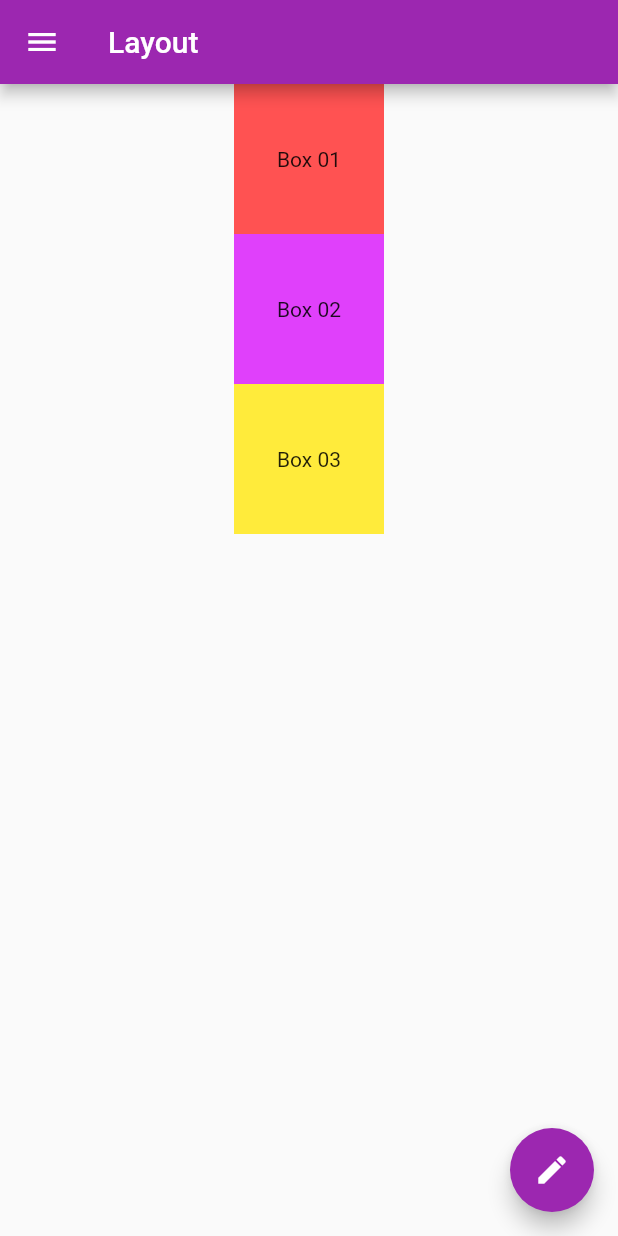
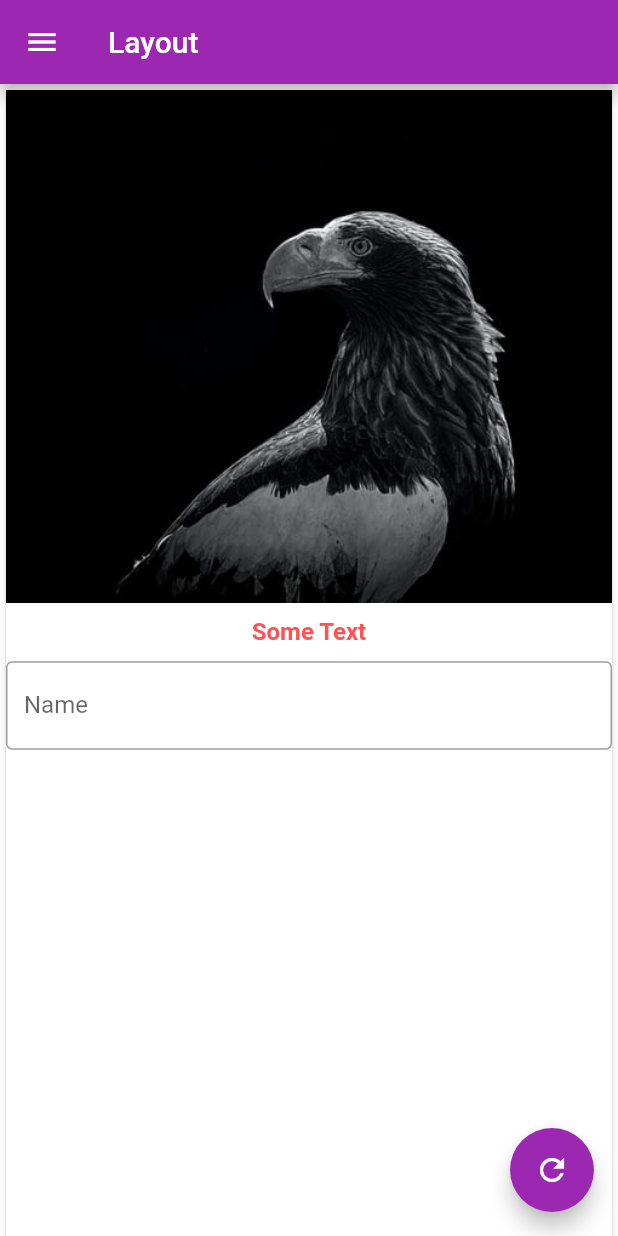
Before and after one commit to ranaharoon/Drawer_Card_FlutterCode, a Flutter app: the screen it shows after launch, on a phone screen of 412 x 824 dp. Run offline on Flutter 3.47's test engine with Material 2 defaults, Android fonts, the light colour scheme and no system bars.

Commit message:
code rearrange

```diff
--- /dev/null
+++ b/lib/card_col.dart
@@ -0,0 +1,33 @@
+import 'package:flutter/material.dart';
+
+class CardCol extends StatelessWidget {
+  const CardCol({
+    Key key,
+    @required this.ttext,
+    @required this.formVal,
+  }) : super(key: key);
+
+  final String ttext;
+  final TextEditingController formVal;
+
+  @override
+  Widget build(BuildContext context) {
+    return Column(
+      children: [
+        Image.asset("images/user.png"),
+        SizedBox(height: 10.0,),
+        Text(ttext, style: TextStyle(fontWeight: FontWeight.bold, color: Colors.redAccent, fontSize: 16.0),),
+        SizedBox(height: 10.0,),
+        TextField(
+          keyboardType: TextInputType.phone,
+          controller: formVal,
+          decoration: InputDecoration(
+            border: OutlineInputBorder(),
+            labelText: "Name",
+            hintText: "Place your name",
+          ),
+        )
+      ],
+    );
+  }
+}
--- /dev/null
+++ b/lib/drawer.dart
@@ -0,0 +1,112 @@
+import 'package:flutter/material.dart';
+
+
+class MyDrawer extends StatelessWidget {
+  @override
+  Widget build(BuildContext context) {
+    return Drawer(
+      child: ListView(
+        children: [
+          DrawerHeader(
+            padding: EdgeInsets.zero,
+            child: Container(
+              padding: EdgeInsets.zero,
+              decoration: BoxDecoration(
+                //color: Colors.indigo,
+              ),
+              child: UserAccountsDrawerHeader(
+                accountName: Text("Rana Haroon"),
+                accountEmail: Text("someemail@yahoo.com"),
+                decoration: BoxDecoration(
+                  image: DecorationImage(
+                    image: AssetImage(
+                      "images/user.png",
+                    ),
+                    fit: BoxFit.cover,
+                  ),
+                ),
+                currentAccountPicture: CircleAvatar(
+                  backgroundImage: AssetImage("images/user.png"),
+
+                ),
+              ),
+            ),
+          ),
+          ListTile(
+            leading: Icon(Icons.person),
+            title: Text("Account info"),
+            subtitle: Text("someemail@yahoo.com"),
+            trailing: Icon(Icons.edit),
+            onTap: () {},
+          ),
+          Divider(
+            color: Colors.black54,
+            thickness: 0.2,
+          ),
+          ListTile(
+            leading: Icon(Icons.email),
+            title: Text("Account info"),
+            subtitle: Text("Super Email"),
+            trailing: Icon(Icons.edit),
+            onTap: () {},
+          ),
+          Divider(
+            color: Colors.black54,
+            thickness: 0.2,
+          ),
+          ListTile(
+            leading: Icon(Icons.settings),
+            title: Text("Account info"),
+            subtitle: Text("Super Email"),
+            trailing: Icon(Icons.edit),
+            onTap: () {},
+          ),
+          Divider(
+            color: Colors.black54,
+            thickness: 0.2,
+          ),
+          ListTile(
+            leading: Icon(Icons.image),
+            title: Text("Account info"),
+            subtitle: Text("Super Email"),
+            trailing: Icon(Icons.edit),
+            onTap: () {},
+          ),
+          Divider(
+            color: Colors.black54,
+            thickness: 0.2,
+          ),
+          ListTile(
+            leading: Icon(Icons.add),
+            title: Text("Account info"),
+            subtitle: Text("Super Email"),
+            trailing: Icon(Icons.edit),
+            onTap: () {},
+          ),
+          Divider(
+            color: Colors.black54,
+            thickness: 0.2,
+          ),
+          ListTile(
+            leading: Icon(Icons.phone),
+            title: Text("Account info"),
+            subtitle: Text("Super Email"),
+            trailing: Icon(Icons.edit),
+            onTap: () {},
+          ),
+          Divider(
+            color: Colors.black54,
+            thickness: 0.2,
+          ),
+          ListTile(
+            leading: Icon(Icons.email),
+            title: Text("Account info"),
+            subtitle: Text("Super Email"),
+            trailing: Icon(Icons.edit),
+            onTap: () {},
+          ),
+        ],
+      ),
+    );
+  }
+}
--- a/lib/main.dart
+++ b/lib/main.dart
@@ -1,182 +1,11 @@
 import 'package:flutter/material.dart';
+import 'package:flutter_app_container/pages/home.dart';
 
 void main() => runApp(
       MaterialApp(
         home: MCont(),
         theme: ThemeData(
           primarySwatch: Colors.purple,
-          //primaryColor: Colors.pink,
         ),
       ),
     );
-
-class MCont extends StatelessWidget {
-  @override
-  Widget build(BuildContext context) {
-    return Scaffold(
-      appBar: AppBar(
-        title: Text("Layout"),
-      ),
-      body: Container(
-        width: MediaQuery.of(context).size.width,
-        height: MediaQuery.of(context).size.height,
-        child: Column(
-          mainAxisAlignment: MainAxisAlignment.start,
-          children: [
-            Container(
-              height: 100,
-              width: 100,
-              alignment: Alignment.center,
-              color: Colors.redAccent,
-              child: Text("Box 01"),
-            ),
-            Container(
-              height: 100,
-              width: 100,
-              alignment: Alignment.center,
-              color: Colors.purpleAccent,
-              child: Text("Box 02"),
-            ),
-            Container(
-              height: 100,
-              width: 100,
-              alignment: Alignment.center,
-              color: Colors.yellow,
-              child: Text("Box 03"),
-            ),
-          ],
-        ),
-      ),
-      drawer: Drawer(
-        child: ListView(
-          children: [
-            DrawerHeader(
-              padding: EdgeInsets.zero,
-              child: Container(
-                padding: EdgeInsets.zero,
-                decoration: BoxDecoration(
-                  //color: Colors.indigo,
-                ),
-                child: UserAccountsDrawerHeader(
-                  accountName: Text("Rana Haroon"),
-                  accountEmail: Text("someemail@yahoo.com"),
-                  decoration: BoxDecoration(
-                    image: DecorationImage(
-                      image: AssetImage(
-                        "images/user.png",
-                      ),
-                      fit: BoxFit.cover,
-                    ),
-                  ),
-                  currentAccountPicture: CircleAvatar(
-                    backgroundImage: AssetImage("images/user2.png"),
-
-                  ),
-                ),
-              ),
-            ),
-            ListTile(
-              leading: Icon(Icons.person),
-              title: Text("Account info"),
-              subtitle: Text("someemail@yahoo.com"),
-              trailing: Icon(Icons.edit),
-              onTap: () {},
-            ),
-            Divider(
-              color: Colors.black54,
-              thickness: 0.2,
-            ),
-            ListTile(
-              leading: Icon(Icons.email),
-              title: Text("Account info"),
-              subtitle: Text("Super Email"),
-              trailing: Icon(Icons.edit),
-              onTap: () {},
-            ),
-            Divider(
-              color: Colors.black54,
-              thickness: 0.2,
-            ),
-            ListTile(
-              leading: Icon(Icons.settings),
-              title: Text("Account info"),
-              subtitle: Text("Super Email"),
-              trailing: Icon(Icons.edit),
-              onTap: () {},
-            ),
-            Divider(
-              color: Colors.black54,
-              thickness: 0.2,
-            ),
-            ListTile(
-              leading: Icon(Icons.image),
-              title: Text("Account info"),
-              subtitle: Text("Super Email"),
-              trailing: Icon(Icons.edit),
-              onTap: () {},
-            ),
-            Divider(
-              color: Colors.black54,
-              thickness: 0.2,
-            ),
-            ListTile(
-              leading: Icon(Icons.add),
-              title: Text("Account info"),
-              subtitle: Text("Super Email"),
-              trailing: Icon(Icons.edit),
-              onTap: () {},
-            ),
-            Divider(
-              color: Colors.black54,
-              thickness: 0.2,
-            ),
-            ListTile(
-              leading: Icon(Icons.phone),
-              title: Text("Account info"),
-              subtitle: Text("Super Email"),
-              trailing: Icon(Icons.edit),
-              onTap: () {},
-            ),
-            Divider(
-              color: Colors.black54,
-              thickness: 0.2,
-            ),
-            ListTile(
-              leading: Icon(Icons.email),
-              title: Text("Account info"),
-              subtitle: Text("Super Email"),
-              trailing: Icon(Icons.edit),
-              onTap: () {},
-            ),
-            Divider(
-              color: Colors.black54,
-              thickness: 0.2,
-            ),
-            ListTile(
-              leading: Icon(Icons.email),
-              title: Text("Account info"),
-              subtitle: Text("Super Email"),
-              trailing: Icon(Icons.edit),
-              onTap: () {},
-            ),
-            Divider(
-              color: Colors.black54,
-              thickness: 0.2,
-            ),
-            ListTile(
-              leading: Icon(Icons.email),
-              title: Text("Account info"),
-              subtitle: Text("Super Email"),
-              trailing: Icon(Icons.edit),
-              onTap: () {},
-            ),
-          ],
-        ),
-      ),
-      floatingActionButton: FloatingActionButton(
-        child: Icon(Icons.edit),
-        onPressed: () {},
-      ),
-    );
-  }
-}
--- /dev/null
+++ b/lib/pages/home.dart
@@ -0,0 +1,39 @@
+import 'package:flutter/material.dart';
+import '../card_col.dart';
+import '../drawer.dart';
+
+class MCont extends StatefulWidget {
+  @override
+  _MContState createState() => _MContState();
+}
+
+class _MContState extends State<MCont> {
+  var ttext = "Some Text";
+  TextEditingController formVal = TextEditingController();
+  @override
+  Widget build(BuildContext context) {
+    return Scaffold(
+      appBar: AppBar(
+        title: Text("Layout"),
+      ),
+      body: SingleChildScrollView(
+        child: Container(
+          width: MediaQuery.of(context).size.width,
+          height: MediaQuery.of(context).size.height,
+          child: Card(
+            child: CardCol(ttext: ttext, formVal: formVal),
+          ),
+        ),
+      ),
+      drawer: MyDrawer(),
+      floatingActionButton: FloatingActionButton(
+        child: Icon(Icons.refresh),
+        onPressed: () {
+          setState(() {
+            ttext = formVal.text;
+          });
+        },
+      ),
+    );
+  }
+}
```
